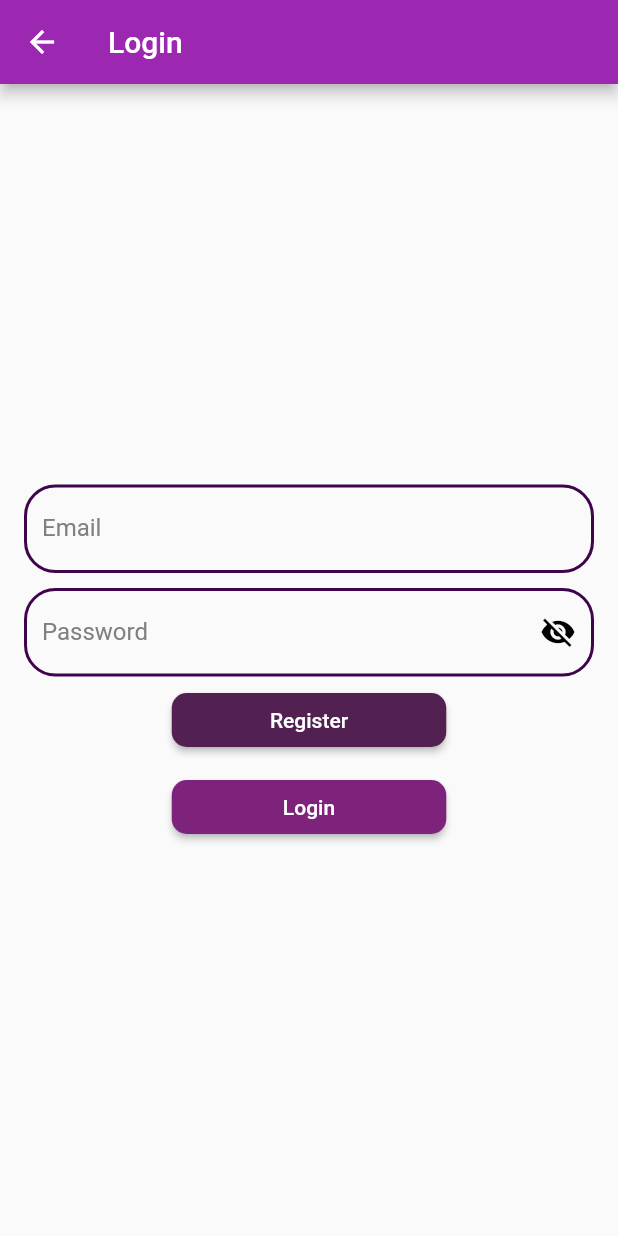
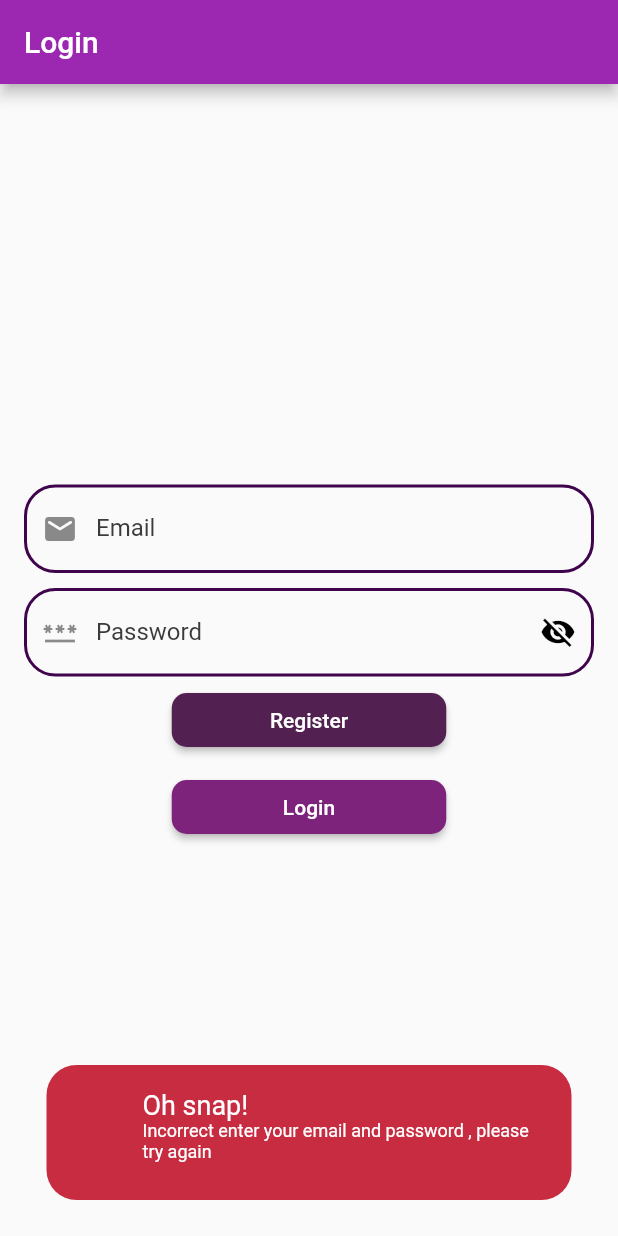
Before and after one commit to eduardogabrielz/Crud_Studants_Flutter, a Flutter app: the screen it shows after launch, after a tap on "Login", on a phone screen of 412 x 824 dp. Run offline on Flutter 3.47's test engine with Material 2 defaults, Android fonts, the phone set to English and light mode, and no system bars; our stand-ins replace drift; accounts and stored records are empty; generated files the repository leaves out were written again.

Commit message:
Design App

```diff
--- a/crud/lib/palette.dart
+++ b/crud/lib/colorPallete/palette.dart
@@ -3,7 +3,7 @@ import 'package:flutter/material.dart';
 class ColorPalette {
   static const Color cardColor = Color(0xFF9E339D);
   static const Color iconColor = Color(0xFF000000);
-  static const Color textColor = Color(0xFF808080);
+  static const Color textColor = Color(0xFF3B3B3B);
   static const Color borderColorInput = Color(0xFF3F044B);
   static const Color borderColorInputActivate = Color(0xFF290231);
 }
--- a/crud/lib/loginScreen.dart
+++ b/crud/lib/mainApp/loginScreen.dart
@@ -1,10 +1,9 @@
-import 'package:crud/drift.dart';
-import 'package:crud/main.dart';
-import 'package:crud/validate.dart';
+import '/appDatabase/drift.dart';
+import 'main.dart';
+import 'package:crud/acceptance/validate.dart';
 import 'package:flutter/material.dart';
 import 'package:flutter/services.dart';
-
-import 'palette.dart';
+import '/colorPallete/palette.dart';
 
 class LoginScreen extends StatefulWidget {
   const LoginScreen({Key? key}) : super(key: key);
@@ -260,7 +259,8 @@ class LoginScreenState extends State<LoginScreen> {
                           borderRadius: BorderRadius.circular(21),
                           borderSide: const BorderSide(
                               color: ColorPalette.borderColorInputActivate,
-                              width: 2))),
+                              width: 2)),
+                      prefixIcon: const Icon(Icons.email_rounded)),
                   controller: emailController,
                 ),
               ),
@@ -282,6 +282,7 @@ class LoginScreenState extends State<LoginScreen> {
                           borderSide: const BorderSide(
                               color: ColorPalette.borderColorInputActivate,
                               width: 2)),
+                      prefixIcon: const Icon(Icons.password),
                       suffixIcon: IconButton(
                         onPressed: () {
                           setState(() {
--- a/crud/lib/main.dart
+++ b/crud/lib/mainApp/main.dart
@@ -1,12 +1,11 @@
-import 'package:crud/drift.dart';
+import '/appDatabase/drift.dart';
 import 'package:flutter/material.dart';
 import 'package:drift/drift.dart' hide Column;
 import 'package:flutter/services.dart';
-
-import 'validate.dart';
-import 'updateStudent.dart';
-import 'nameCourses.dart';
-import 'palette.dart';
+import '/acceptance/validate.dart';
+import '/updateStudent.dart';
+import '/courses/nameCourses.dart';
+import '/colorPallete/palette.dart';
 import 'loginScreen.dart';
 
 void main() {
@@ -24,30 +23,8 @@ class MyApp extends StatelessWidget {
     return MaterialApp(
       title: 'Students List App',
       theme: ThemeData(primarySwatch: Colors.purple),
-      home: const HomeScreen(),
+      home: const LoginScreen(),
     );
-  }
-}
-
-class HomeScreen extends StatelessWidget {
-  const HomeScreen({super.key});
-
-  @override
-  Widget build(BuildContext context) {
-    return Scaffold(
-        appBar: AppBar(
-          title: const Text('Home Screen'),
-        ),
-        body: Center(
-          child: ElevatedButton(
-            onPressed: () {
-              Navigator.of(context).push(MaterialPageRoute(
-                builder: (context) => const LoginScreen(),
-              ));
-            },
-            child: const Text('Login'),
-          ),
-        ));
   }
 }
 
```
Also changed, not shown: crud/lib/updateStudent.dart (+5 -5 lines), crud/lib/acceptance/validate.dart (renamed from crud/lib/validate.dart), crud/lib/appDatabase/drift.dart (renamed from crud/lib/drift.dart), crud/lib/appDatabase/drift.g.dart (renamed from crud/lib/drift.g.dart), crud/lib/courses/nameCourses.dart (renamed from crud/lib/nameCourses.dart), 1 other file.
